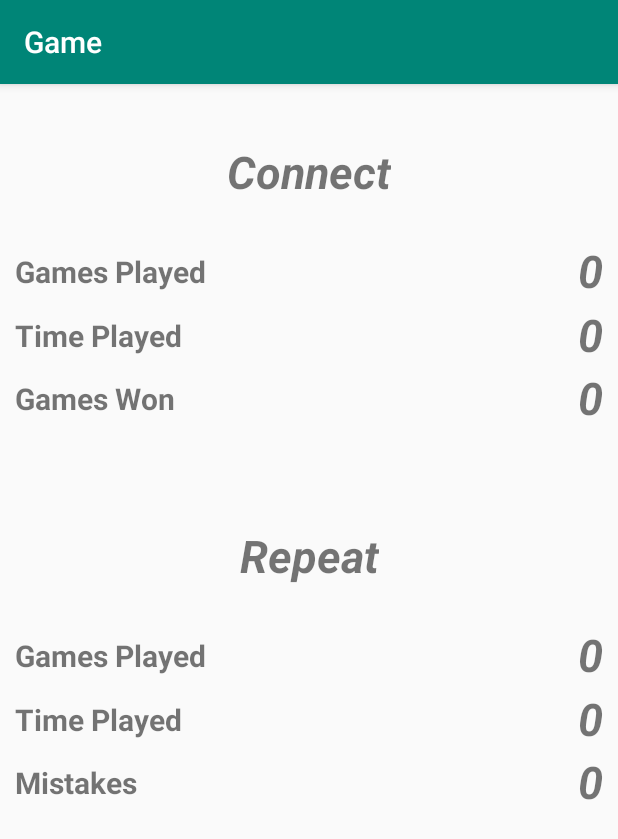
After one commit to AdiThakur/phase, an Android app: the StatsActivity screen opened directly, with no data from a screen before it, on a phone screen of 412 x 824 dp. The commit adds this screen. Shown: the top 839 px of the screen. Run offline under Robolectric (Android 15) with nearby library versions, the phone set to English and light mode, and no system bars; 6 statements that could not run were skipped.

Commit message:
"Implemented stats activity and corresponding layout file to display current user's relevant stats."

```diff
--- a/phase1/Game/app/build.gradle
+++ b/phase1/Game/app/build.gradle
@@ -23,6 +23,9 @@ dependencies {
     implementation fileTree(dir: 'libs', include: ['*.jar'])
     implementation 'androidx.appcompat:appcompat:1.0.2'
     implementation 'androidx.constraintlayout:constraintlayout:1.1.3'
+    implementation 'com.google.android.material:material:1.0.0'
+    implementation 'androidx.annotation:annotation:1.0.2'
+    implementation 'androidx.lifecycle:lifecycle-extensions:2.0.0'
     testImplementation 'junit:junit:4.12'
     androidTestImplementation 'androidx.test:runner:1.1.1'
     androidTestImplementation 'androidx.test.espresso:espresso-core:3.1.1'
--- a/phase1/Game/app/src/main/AndroidManifest.xml
+++ b/phase1/Game/app/src/main/AndroidManifest.xml
@@ -9,7 +9,8 @@
         android:roundIcon="@mipmap/ic_launcher_round"
         android:supportsRtl="true"
         android:theme="@style/AppTheme">
-        <activity android:name=".GuessActivity"></activity>
+        <activity android:name=".StatsActivity"></activity>
+        <activity android:name=".GuessActivity" />
         <activity android:name=".gameSelection" />
         <activity android:name=".signUp" />
         <activity android:name=".logIn" />
--- /dev/null
+++ b/phase1/Game/app/src/main/java/com/example/game/StatsActivity.java
@@ -0,0 +1,37 @@
+package com.example.game;
+
+import androidx.appcompat.app.AppCompatActivity;
+
+import android.content.Intent;
+import android.os.Bundle;
+import android.widget.TextView;
+
+public class StatsActivity extends AppCompatActivity {
+
+    @Override
+    protected void onCreate(Bundle savedInstanceState) {
+        super.onCreate(savedInstanceState);
+        setContentView(R.layout.activity_stats);
+
+        Intent intent = getIntent();
+        String userName = intent.getStringExtra("user");
+        User user = new DataLoader(this).loadUser(userName);
+
+        // Connect Stats
+        TextView connectGamesPlayed = findViewById(R.id.connectGamesPlayed);
+        connectGamesPlayed.setText(user.connectStats.getGamesPlayed() + "");
+        TextView connectTimePlayed = findViewById(R.id.connectTimePlayed);
+        connectTimePlayed.setText(user.connectStats.getTimePlayed() + "");
+        TextView connectGamesWon = findViewById(R.id.connectGamesWon);
+        connectGamesWon.setText(user.connectStats.getGamesWon() + "");
+
+        // Match Stats
+        TextView repeatGamesPlayed = findViewById(R.id.repeatGamesPlayed);
+        repeatGamesPlayed.setText(user.matchStats.getGamesPlayed()+ "");
+        TextView repeatTimePlayed = findViewById(R.id.repeatTimePlayed);
+        repeatTimePlayed.setText(user.matchStats.getTimePlayed() + "");
+        TextView repeatMistakes = findViewById(R.id.repeatMistakes);
+        repeatMistakes.setText(user.matchStats.getTotalMistakes() + "");
+
+    }
+}
--- a/phase1/Game/app/src/main/java/com/example/game/gameSelection.java
+++ b/phase1/Game/app/src/main/java/com/example/game/gameSelection.java
@@ -1,11 +1,15 @@
 package com.example.game;
 
+import androidx.annotation.NonNull;
 import androidx.appcompat.app.AlertDialog;
 import androidx.appcompat.app.AppCompatActivity;
 import android.content.DialogInterface;
 import android.content.Intent;
 import android.graphics.Color;
 import android.os.Bundle;
+import android.view.Menu;
+import android.view.MenuInflater;
+import android.view.MenuItem;
 import android.view.View;
 import android.widget.Toast;
 
@@ -29,6 +33,24 @@ public class gameSelection extends AppCompatActivity {
         user = dataLoader.loadUser(userName);
 
         Toast.makeText(this, "Welcome " + userName, Toast.LENGTH_SHORT).show();
+    }
+
+    @Override
+    public boolean onCreateOptionsMenu(Menu menu) {
+        MenuInflater menuInflater = getMenuInflater();
+        menuInflater.inflate(R.menu.checkstatsmenu, menu);
+        return super.onCreateOptionsMenu(menu);
+    }
+
+    @Override
+    public boolean onOptionsItemSelected(@NonNull MenuItem item) {
+        super.onOptionsItemSelected(item);
+        if (item.getItemId() == R.id.checkStatsButton) {
+            Intent intent = new Intent(getApplicationContext(), StatsActivity.class);
+            intent.putExtra("user", userName);
+            startActivity(intent);
+        }
+        return true;
     }
 
     void displayPrefferences(User user) {
--- /dev/null
+++ b/phase1/Game/app/src/main/res/layout/activity_stats.xml
@@ -0,0 +1,268 @@
+<?xml version="1.0" encoding="utf-8"?>
+<androidx.constraintlayout.widget.ConstraintLayout xmlns:android="http://schemas.android.com/apk/res/android"
+    xmlns:app="http://schemas.android.com/apk/res-auto"
+    xmlns:tools="http://schemas.android.com/tools"
+    android:layout_width="match_parent"
+    android:layout_height="match_parent"
+    tools:context=".StatsActivity">
+
+    <LinearLayout
+        android:layout_width="match_parent"
+        android:layout_height="match_parent"
+        android:orientation="vertical"
+        android:weightSum="3"
+        app:layout_constraintBottom_toBottomOf="parent"
+        app:layout_constraintEnd_toEndOf="parent"
+        app:layout_constraintStart_toStartOf="parent"
+        app:layout_constraintTop_toTopOf="parent">
+
+        <androidx.constraintlayout.widget.ConstraintLayout
+            android:id="@+id/connectLayout"
+            android:layout_width="match_parent"
+            android:layout_height="match_parent"
+            android:layout_weight="1">
+
+            <TextView
+                android:id="@+id/connectTitle"
+                android:layout_width="wrap_content"
+                android:layout_height="wrap_content"
+                android:layout_marginTop="40dp"
+                android:layout_marginBottom="180dp"
+                android:text="@string/connect"
+                android:textSize="30sp"
+                android:textStyle="bold|italic"
+                app:layout_constraintBottom_toBottomOf="parent"
+                app:layout_constraintEnd_toEndOf="parent"
+                app:layout_constraintStart_toStartOf="parent"
+                app:layout_constraintTop_toTopOf="parent" />
+
+            <LinearLayout
+                android:layout_width="0dp"
+                android:layout_height="0dp"
+                android:layout_marginStart="10dp"
+                android:layout_marginTop="25dp"
+                android:layout_marginEnd="10dp"
+                android:layout_marginBottom="25dp"
+                android:orientation="vertical"
+                android:weightSum="3"
+                app:layout_constraintBottom_toBottomOf="parent"
+                app:layout_constraintEnd_toEndOf="parent"
+                app:layout_constraintStart_toStartOf="parent"
+                app:layout_constraintTop_toBottomOf="@+id/connectTitle">
+
+                <LinearLayout
+                    android:layout_width="match_parent"
+                    android:layout_height="match_parent"
+                    android:layout_weight="1"
+                    android:orientation="horizontal"
+                    android:weightSum="2">
+
+                    <TextView
+                        android:id="@+id/textView9"
+                        android:layout_width="0dp"
+                        android:layout_height="match_parent"
+                        android:layout_gravity="center"
+                        android:layout_weight="1"
+                        android:gravity="center_vertical"
+                        android:text="Games Played"
+                        android:textSize="20sp"
+                        android:textStyle="bold" />
+
+                    <TextView
+                        android:id="@+id/connectGamesPlayed"
+                        android:layout_width="0dp"
+                        android:layout_height="match_parent"
+                        android:layout_weight="1"
+                        android:text="0"
+                        android:textAlignment="textEnd"
+                        android:textSize="30sp"
+                        android:textStyle="bold|italic" />
+                </LinearLayout>
+
+                <LinearLayout
+                    android:layout_width="match_parent"
+                    android:layout_height="match_parent"
+                    android:layout_weight="1"
+                    android:orientation="horizontal"
+                    android:weightSum="2">
+
+                    <TextView
+                        android:id="@+id/textView11"
+                        android:layout_width="0dp"
+                        android:layout_height="match_parent"
+                        android:layout_weight="1"
+                        android:gravity="center_vertical"
+                        android:text="Time Played"
+                        android:textSize="20sp"
+                        android:textStyle="bold" />
+
+                    <TextView
+                        android:id="@+id/connectTimePlayed"
+                        android:layout_width="0dp"
+                        android:layout_height="match_parent"
+                        android:layout_weight="1"
+                        android:text="0"
+                        android:textAlignment="textEnd"
+                        android:textSize="30sp"
+                        android:textStyle="bold|italic" />
+
+                </LinearLayout>
+
+                <LinearLayout
+                    android:id="@+id/connectGamesPlayedTitle"
+                    android:layout_width="match_parent"
+                    android:layout_height="match_parent"
+                    android:layout_weight="1"
+                    android:orientation="horizontal"
+                    android:weightSum="2">
+
+                    <TextView
+                        android:id="@+id/textView13"
+                        android:layout_width="0dp"
+                        android:layout_height="match_parent"
+                        android:layout_weight="1"
+                        android:gravity="center_vertical"
+                        android:text="Games Won"
+                        android:textSize="20sp"
+                        android:textStyle="bold" />
+
+                    <TextView
+                        android:id="@+id/connectGamesWon"
+                        android:layout_width="0dp"
+                        android:layout_height="match_parent"
+                        android:layout_weight="1"
+                        android:text="0"
+                        android:textAlignment="textEnd"
+                        android:textSize="30sp"
+                        android:textStyle="bold|italic" />
+                </LinearLayout>
+            </LinearLayout>
+        </androidx.constraintlayout.widget.ConstraintLayout>
+
+        <androidx.constraintlayout.widget.ConstraintLayout
+            android:id="@+id/matchLayout"
+            android:layout_width="match_parent"
+            android:layout_height="match_parent"
+            android:layout_weight="1">
+
+            <TextView
+                android:id="@+id/repeatTitle"
+                android:layout_width="wrap_content"
+                android:layout_height="wrap_content"
+                android:layout_marginTop="40dp"
+                android:layout_marginBottom="180dp"
+                android:text="Repeat"
+                android:textSize="30sp"
+                android:textStyle="bold|italic"
+                app:layout_constraintBottom_toBottomOf="parent"
+                app:layout_constraintEnd_toEndOf="parent"
+                app:layout_constraintStart_toStartOf="parent"
+                app:layout_constraintTop_toTopOf="parent" />
+
+            <LinearLayout
+                android:layout_width="0dp"
+                android:layout_height="0dp"
+                android:layout_marginStart="10dp"
+                android:layout_marginTop="25dp"
+                android:layout_marginEnd="10dp"
+                android:layout_marginBottom="25dp"
+                android:orientation="vertical"
+                android:weightSum="3"
+                app:layout_constraintBottom_toBottomOf="parent"
+                app:layout_constraintEnd_toEndOf="parent"
+                app:layout_constraintStart_toStartOf="parent"
+                app:layout_constraintTop_toBottomOf="@+id/repeatTitle">
+
+                <LinearLayout
+                    android:layout_width="match_parent"
+                    android:layout_height="match_parent"
+                    android:layout_weight="1"
+                    android:orientation="horizontal">
+
+                    <TextView
+                        android:id="@+id/textView15"
+                        android:layout_width="0dp"
+                        android:layout_height="match_parent"
+                        android:layout_weight="1"
+                        android:gravity="center_vertical"
+                        android:text="Games Played"
+                        android:textSize="20sp"
+                        android:textStyle="bold" />
+
+                    <TextView
+                        android:id="@+id/repeatGamesPlayed"
+                        android:layout_width="0dp"
+                        android:layout_height="match_parent"
+                        android:layout_weight="1"
+                        android:text="0"
+                        android:textAlignment="textEnd"
+                        android:textSize="30sp"
+                        android:textStyle="bold|italic" />
+                </LinearLayout>
+
+                <LinearLayout
+                    android:layout_width="match_parent"
+                    android:layout_height="match_parent"
+                    android:layout_weight="1"
+                    android:orientation="horizontal">
+
+                    <TextView
+                        android:id="@+id/textView17"
+                        android:layout_width="0dp"
+                        android:layout_height="match_parent"
+                        android:layout_weight="1"
+                        android:gravity="center_vertical"
+                        android:text="Time Played"
+                        android:textSize="20sp"
+                        android:textStyle="bold" />
+
+                    <TextView
+                        android:id="@+id/repeatTimePlayed"
+                        android:layout_width="0dp"
+                        android:layout_height="match_parent"
+                        android:layout_weight="1"
+                        android:text="0"
+                        android:textAlignment="textEnd"
+                        android:textSize="30sp"
+                        android:textStyle="bold|italic" />
+                </LinearLayout>
+
+                <LinearLayout
+                    android:layout_width="match_parent"
+                    android:layout_height="match_parent"
+                    android:layout_weight="1"
+                    android:orientation="horizontal">
+
+                    <TextView
+                        android:id="@+id/textView19"
+                        android:layout_width="0dp"
+                        android:layout_height="match_parent"
+                        android:layout_weight="1"
+                        android:gravity="center_vertical"
+                        android:text="Mistakes"
+                        android:textSize="20sp"
+                        android:textStyle="bold" />
+
+                    <TextView
+                        android:id="@+id/repeatMistakes"
+                        android:layout_width="0dp"
+                        android:layout_height="match_parent"
+                        android:layout_weight="1"
+                        android:text="0"
+                        android:textAlignment="textEnd"
+                        android:textSize="30sp"
+                        android:textStyle="bold|italic" />
+                </LinearLayout>
+            </LinearLayout>
+
+        </androidx.constraintlayout.widget.ConstraintLayout>
+
+        <androidx.constraintlayout.widget.ConstraintLayout
+            android:id="@+id/guessLayout"
+            android:layout_width="match_parent"
+            android:layout_height="match_parent"
+            android:layout_weight="1">
+
+        </androidx.constraintlayout.widget.ConstraintLayout>
+    </LinearLayout>
+</androidx.constraintlayout.widget.ConstraintLayout>
--- /dev/null
+++ b/phase1/Game/app/src/main/res/menu/checkstatsmenu.xml
@@ -0,0 +1,7 @@
+<?xml version="1.0" encoding="utf-8"?>
+<menu xmlns:android="http://schemas.android.com/apk/res/android">
+    <item android:id="@+id/checkStatsButton"
+
+        android:title="Statistics"
+        ></item>
+</menu>
--- a/phase1/Game/app/src/main/res/values/strings.xml
+++ b/phase1/Game/app/src/main/res/values/strings.xml
@@ -8,4 +8,13 @@
     <string name="connect">Connect</string>
     <string name="match">Match</string>
     <string name="Guess">Guess</string>
+    <string name="title_activity_temp">Sign in</string>
+    <string name="prompt_email">Email</string>
+    <string name="prompt_password">Password</string>
+    <string name="action_sign_in">Sign in or register</string>
+    <string name="action_sign_in_short">Sign in</string>
+    <string name="welcome">"Welcome !"</string>
+    <string name="invalid_username">Not a valid username</string>
+    <string name="invalid_password">Password must be >5 characters</string>
+    <string name="login_failed">"Login failed"</string>
 </resources>
```
